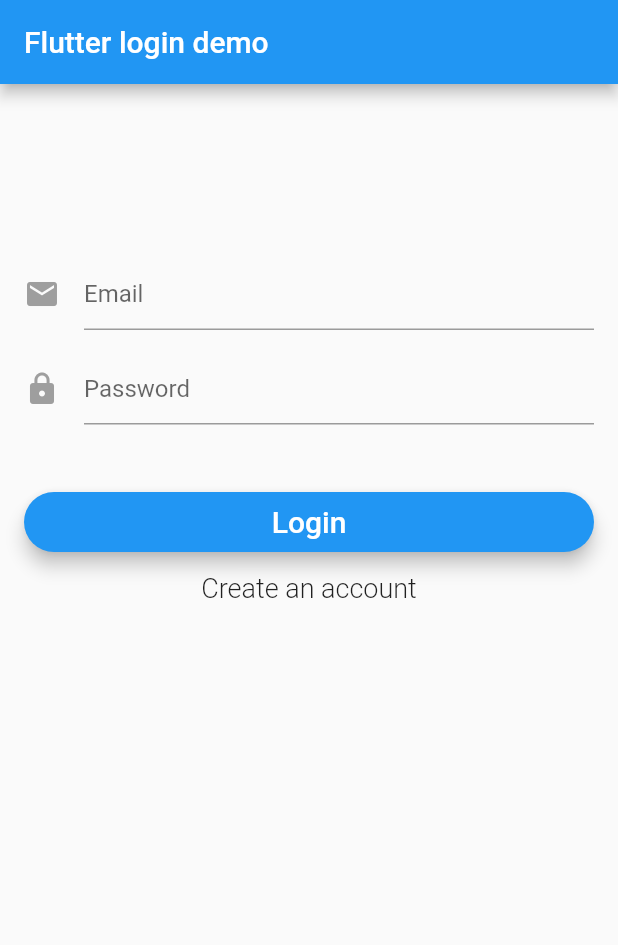
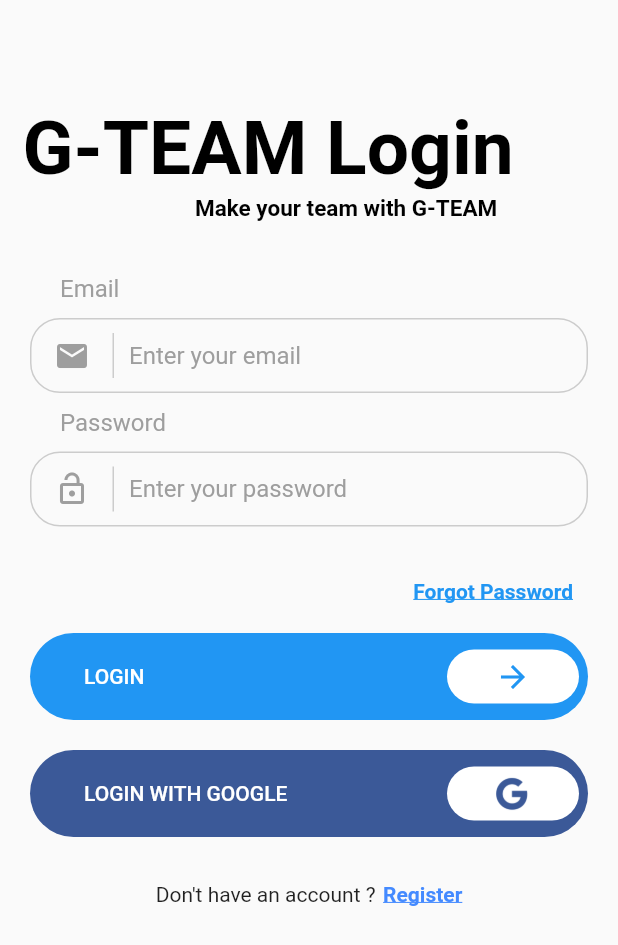
Before and after one commit to kkdh7609/Gteam, a Flutter app: the screen it shows after launch, on a phone screen of 412 x 824 dp. Shown: the top 945 px of the screen. Run offline on Flutter 3.47's test engine with Material 2 defaults, Android fonts, the phone set to English and light mode, and no system bars; our stand-ins replace firebase_auth; accounts and stored records are empty; Roboto replaces fonts that are missing (Montserrat).

Commit message:
Add Login & Sign-up

```diff
--- a/flutter_app/lib/login.dart
+++ b/flutter_app/lib/login.dart
@@ -1,22 +1,22 @@
 import "package:flutter/material.dart";
 import "package:flutter/widgets.dart";
 import "package:flutter/foundation.dart";
-import "package:gteams/authentication.dart";
-import "package:gteams/signup.dart";
+import "package:gteams/login_auth.dart";
+import "package:gteams/sign_up.dart";
 
-class LoginSignUpPage extends StatefulWidget{
-  LoginSignUpPage({this.auth, this.onSignedIn});
+class LoginPage extends StatefulWidget {
+  LoginPage({this.auth, this.onSignedIn});
 
   final BaseAuth auth;
   final VoidCallback onSignedIn;
 
   @override
-  State<StatefulWidget> createState() => new _LoginSignUpPageState();
+  _LoginPageState createState() => _LoginPageState();
 }
 
 enum FormMode {LOGIN, SIGNUP}
 
-class _LoginSignUpPageState extends State<LoginSignUpPage>{
+class _LoginPageState extends State<LoginPage> {
   final _formKey = new GlobalKey<FormState>();
 
   String _email;
@@ -29,6 +29,7 @@ class _LoginSignUpPageState extends State<LoginSignUpPage>{
 
   bool _validateAndSave(){
     final form = _formKey.currentState;
+
     if(form.validate()){
       form.save();
       return true;
@@ -86,138 +87,278 @@ class _LoginSignUpPageState extends State<LoginSignUpPage>{
   }
 
   @override
-  Widget build(BuildContext context){
+  Widget build(BuildContext context) {
     _isIos = Theme.of(context).platform == TargetPlatform.iOS;
+
     return new Scaffold(
-      appBar: new AppBar(
-        title: new Text("Flutter login demo"),
-      ),
-      body: Stack(
+        resizeToAvoidBottomPadding: false,
+        body: SingleChildScrollView(
+          child: new Form(
+            key: _formKey,
+            child : Column(
+              crossAxisAlignment: CrossAxisAlignment.start,
               children: <Widget>[
-          _showBody(),
-          _showCircularProgress(),
+                _showTitle(),
+                _showTextFieldTitle("Email"),
+                _showEmailTextField(),
+                _showTextFieldTitle("Password"),
+                _showPasswordTextField(),
+                SizedBox(height: 10.0),
+                _showFindPassword(),
+                _showLoginButton(),
+                _showGoogleLoginButton(),
+                SizedBox(height : 30.0),
+                _showRegisterSentence()
               ],
             )
-    );
-  }
-
-  Widget _showCircularProgress(){
-    if (_isLoading) {
-      return Center(child: CircularProgressIndicator());
-    }
-    return Container(height: 0.0, width: 0.0);
-  }
-
-  Widget _showBody(){
-    return new Container(
-      padding: EdgeInsets.all(16.0),
-      child: new Form(
-        key: _formKey,
-        child: new ListView(
-          shrinkWrap: true,
-          children: <Widget>[
-            _showEmailInput(),
-            _showPasswordInput(),
-            _showPrimaryButton(),
-            _showSecondaryButton(),
-            _showErrorMessage(),
-          ],
-        ),
+          )
         ),
     );
   }
 
-  Widget _showErrorMessage(){
-    if (_errorMessage.length > 0 && _errorMessage != null){
-      return new Text(
-        _errorMessage,
-        style: TextStyle(
-          fontSize: 13.0,
-          color: Colors.red,
-          height: 1.0,
-          fontWeight: FontWeight.w300),
+  Widget _showTitle(){
+    return Container(
+      child: Stack(
+          children: <Widget>[
+            Container(
+                padding: EdgeInsets.fromLTRB(15.0, 70.0, 0.0, 0.0),
+                child: Text('G-TEAM Login', style: TextStyle(fontSize: 50.0, fontWeight: FontWeight.bold, color: Colors.black))
+            ),
+            Container(
+                padding: EdgeInsets.fromLTRB(130.0, 130.0, 0.0, 35.0),
+                child: Text('Make your team with G-TEAM', style: TextStyle(fontSize: 15.0, fontWeight: FontWeight.bold, color: Colors.black))
+            ),
+          ]
+      ),
     );
   }
-    else{
-      return new Container(
-        height: 0.0,
+
+  Widget _showTextFieldTitle(String title){
+    return  Padding(
+      padding: const EdgeInsets.only(left: 40.0),
+      child: Text(
+        title,
+        style: TextStyle(color: Colors.grey, fontSize: 16.0),
+      ),
     );
   }
-  }
 
-  Widget _showEmailInput(){
-    return Padding(
-      padding: const EdgeInsets.fromLTRB(0.0, 100.0, 0.0, 0.0),
+  Widget _showEmailTextField(){
+    return Container(
+      decoration: BoxDecoration(
+        border: Border.all(
+          color: Colors.grey.withOpacity(0.5),
+          width: 1.0,
+        ),
+        borderRadius: BorderRadius.circular(20.0),
+      ),
+      margin:
+      const EdgeInsets.symmetric(vertical: 10.0, horizontal: 20.0),
+      child: Row(
+        children: <Widget>[
+          new Padding(
+            padding:
+            EdgeInsets.symmetric(vertical: 10.0, horizontal: 15.0),
+            child: Icon(
+              Icons.email,
+              color: Colors.grey,
+            ),
+          ),
+          Container(
+            height: 30.0,
+            width: 1.0,
+            color: Colors.grey.withOpacity(0.5),
+            margin: const EdgeInsets.only(left: 00.0, right: 10.0),
+          ),
+          new Expanded(
             child: new TextFormField(
               maxLines: 1,
               keyboardType: TextInputType.emailAddress,
               autofocus: false,
-        decoration: new InputDecoration(
-          hintText: "Email",
-          icon: new Icon(
-            Icons.mail,
-            color: Colors.grey
+              decoration: InputDecoration(
+                border: InputBorder.none,
+                hintText: 'Enter your email',
+                hintStyle: TextStyle(color: Colors.grey),
+              ),
+              validator: (value) { return value.isEmpty ? "Email can\'t be empty" : null; },
+              onSaved: (value) { _email = value; },
+            ),
           )
-        ),
-        validator: (value) => value.isEmpty ? "Email can\'t be empty" : null,
-        onSaved: (value) => _email = value.trim(),
+        ],
       ),
     );
   }
 
-  Widget _showPasswordInput(){
-    return Padding(
-      padding: const EdgeInsets.fromLTRB(0.0, 15.0, 0.0, 0.0),
-      child: new TextFormField(
+  Widget _showPasswordTextField(){
+    return Container(
+      decoration: BoxDecoration(
+        border: Border.all(
+          color: Colors.grey.withOpacity(0.5),
+          width: 1.0,
+        ),
+        borderRadius: BorderRadius.circular(20.0),
+      ),
+      margin:
+      const EdgeInsets.symmetric(vertical: 10.0, horizontal: 20.0),
+      child: Row(
+        children: <Widget>[
+          new Padding(
+            padding:
+            EdgeInsets.symmetric(vertical: 10.0, horizontal: 15.0),
+            child: Icon(
+              Icons.lock_open,
+              color: Colors.grey,
+            ),
+          ),
+          Container(
+            height: 30.0,
+            width: 1.0,
+            color: Colors.grey.withOpacity(0.5),
+            margin: const EdgeInsets.only(left: 00.0, right: 10.0),
+          ),
+          new Expanded(
+            child: TextFormField(
               maxLines: 1,
               obscureText: true,
               autofocus: false,
-        decoration: new InputDecoration(
-            hintText: "Password",
-            icon: new Icon(
-                Icons.lock,
-                color: Colors.grey
-            )
+              decoration: InputDecoration(
+                border: InputBorder.none,
+                hintText: 'Enter your password',
+                hintStyle: TextStyle(color: Colors.grey),
               ),
               validator: (value) => value.isEmpty ? "Email can\'t be empty" : null,
               onSaved: (value) => _password = value.trim(),
             ),
+          )
+        ],
+      ),
     );
   }
 
-  Widget _showSecondaryButton(){
-    return new FlatButton(
-      child: _formMode == FormMode.LOGIN
-          ?
-          new Text("Create an account",
-          style: new TextStyle(fontSize: 18.0, fontWeight: FontWeight.w300))
-          :
-          new Text("Have an account? Sign in",
-          style: new TextStyle(fontSize: 18.0, fontWeight: FontWeight.w300)),
-    onPressed: (){Navigator.push(
-        context, MaterialPageRoute(builder: (context)=>SignUp())
-        );
-      }
+  Widget _showFindPassword(){
+    return Container(
+      alignment: Alignment(1.0, 1.0),
+      padding: EdgeInsets.only(top: 15.0, right: 30.0),
+      child: InkWell(
+          child: Text('Forgot Password', style: TextStyle(color: Colors.blue, fontWeight: FontWeight.bold, fontFamily: 'Montserrat', decoration: TextDecoration.underline))
+      ),
     );
   }
 
-  Widget _showPrimaryButton(){
-    return new Padding(
-      padding: EdgeInsets.fromLTRB(0.0, 45.0, 0.0, 0.0),
-      child: SizedBox(
-        height: 40.0,
-        child: new RaisedButton(
-          elevation: 5.0,
-          shape: new RoundedRectangleBorder(borderRadius: new BorderRadius.circular(30.0)),
+  Widget _showLoginButton(){
+    return Container(
+      margin: const EdgeInsets.only(top: 20.0),
+      padding: const EdgeInsets.only(left: 20.0, right: 20.0),
+      child: new Row(
+        children: <Widget>[
+          new Expanded(
+            child: FlatButton(
+              shape: new RoundedRectangleBorder(
+                  borderRadius: new BorderRadius.circular(30.0)),
+              splashColor: Colors.blue,
               color: Colors.blue,
-          child: _formMode == FormMode.LOGIN
-              ?
-              new Text("Login", style: new TextStyle(fontSize: 20.0, color: Colors.white))
-              :
-              new Text("Create account", style: new TextStyle(fontSize: 20.0, color: Colors.white)),
+              child: new Row(
+                children: <Widget>[
+                  new Padding(
+                    padding: const EdgeInsets.only(left: 20.0),
+                    child: Text(
+                      "LOGIN",
+                      style: TextStyle(color: Colors.white),
+                    ),
+                  ),
+                  new Expanded(
+                    child: Container(),
+                  ),
+                  new Transform.translate(
+                    offset: Offset(15.0, 0.0),
+                    child: new Container(
+                      padding: const EdgeInsets.all(5.0),
+                      child: FlatButton(
+                        shape: new RoundedRectangleBorder(
+                            borderRadius:
+                            new BorderRadius.circular(28.0)),
+                        splashColor: Colors.white,
+                        color: Colors.white,
+                        child: Icon(
+                          Icons.arrow_forward,
+                          color: Colors.blue,
+                        ),
                         onPressed: _validateAndSubmit,
                       ),
+                    ),
                   )
+                ],
+              ),
+              onPressed: _validateAndSubmit,
+              //onPressed: () { Navigator.push(context, MaterialPageRoute(builder: (context)=>SignUpPage())); },
+            ),
+          ),
+        ],
+      ),
+    );
+  }
+
+  Widget _showGoogleLoginButton(){
+    return Container(
+      margin: const EdgeInsets.only(top: 20.0),
+      padding: const EdgeInsets.only(left: 20.0, right: 20.0),
+      child: new Row(
+        children: <Widget>[
+          new Expanded(
+            child: FlatButton(
+              shape: new RoundedRectangleBorder(
+                  borderRadius: new BorderRadius.circular(30.0)),
+              splashColor: Color(0xff3B5998),
+              color: Color(0xff3B5998),
+              child: new Row(
+                children: <Widget>[
+                  new Padding(
+                    padding: const EdgeInsets.only(left: 20.0),
+                    child: Text(
+                      "LOGIN WITH GOOGLE",
+                      style: TextStyle(color: Colors.white),
+                    ),
+                  ),
+                  new Expanded(
+                    child: Container(),
+                  ),
+                  new Transform.translate(
+                    offset: Offset(15.0, 0.0),
+                    child: new Container(
+                      padding: const EdgeInsets.all(5.0),
+                      child: FlatButton(
+                        shape: new RoundedRectangleBorder(
+                            borderRadius:
+                            new BorderRadius.circular(28.0)),
+                        splashColor: Colors.white,
+                        color: Colors.white,
+                        child: ImageIcon(
+                            AssetImage('assets/google.png'), color: Color(0xff3B5998)),
+                        onPressed: () => {},
+                      ),
+                    ),
+                  )
+                ],
+              ),
+              onPressed: () => {},
+            ),
+          ),
+        ],
+      ),
+    );
+  }
+
+  Widget _showRegisterSentence(){
+    return Row(
+      mainAxisAlignment: MainAxisAlignment.center,
+      children: <Widget>[
+        Text('Don\'t have an account ?', style: TextStyle(fontFamily: 'Montserrat')),
+        SizedBox(width: 5.0),
+        InkWell(
+            onTap: () { Navigator.push(context, MaterialPageRoute(builder: (context)=>SignUpPage())); },
+            child: Text('Register', style: TextStyle(color: Colors.blueAccent, fontFamily: 'Montserrat', fontWeight: FontWeight.bold, decoration: TextDecoration.underline))
+        )
+      ],
     );
   }
 }
--- a/flutter_app/lib/main.dart
+++ b/flutter_app/lib/main.dart
@@ -1,5 +1,5 @@
 import 'package:flutter/material.dart';
-import 'package:gteams/authentication.dart';
+import 'package:gteams/login_auth.dart';
 import 'package:gteams/root_page.dart';
 
 void main() => runApp(MyApp());
--- a/flutter_app/lib/root_page.dart
+++ b/flutter_app/lib/root_page.dart
@@ -1,7 +1,7 @@
 import 'package:flutter/material.dart';
+import 'package:gteams/login_auth.dart';
+import 'package:gteams/settings.dart';
 import 'package:gteams/login.dart';
-import 'package:gteams/authentication.dart';
-import 'package:gteams/settings.dart';
 
 class RootPage extends StatefulWidget{
   RootPage({this.auth});
@@ -32,7 +32,6 @@ class _RootPageState extends State<RootPage>{
         }
         authStatus = AuthStatus.NOT_LOGGED_IN;
         // user?.uid == null ? AuthStatus.NOT_LOGGED_IN : AuthStatus.LOGGED_IN;
-
       });
     });
   }
@@ -70,18 +69,21 @@ class _RootPageState extends State<RootPage>{
       case AuthStatus.NOT_DETERMINED:
         return _buildWaitingScreen();
         break;
+
       case AuthStatus.NOT_LOGGED_IN:
-        return new LoginSignUpPage(
+        return new LoginPage(
           auth: widget.auth,
           onSignedIn: _onLoggedIn,
         );
         break;
+
       case AuthStatus.LOGGED_IN:
         if (_userId.length > 0 && _userId != null){
-          return new settings(onSignedOut: _onSignedOut,);
+          return new SettingPage(onSignedOut: _onSignedOut,);
         }
         else return _buildWaitingScreen();
         break;
+
       default:
         return _buildWaitingScreen();
     }
--- a/flutter_app/pubspec.yaml
+++ b/flutter_app/pubspec.yaml
@@ -20,6 +20,7 @@ dependencies:
   flutter:
     sdk: flutter
   firebase_auth: ^0.14.0+5
+  grouped_buttons: ^1.0.4
 
   # The following adds the Cupertino Icons font to your application.
   # Use with the CupertinoIcons class for iOS style icons.
@@ -35,6 +36,8 @@ dev_dependencies:
 
 # The following section is specific to Flutter.
 flutter:
+  assets:
+    - assets/google.png
 
   # The following line ensures that the Material Icons font is
   # included with your application, so that you can use the icons in
```
Also changed, not shown: flutter_app/lib/settings.dart (+10 -12 lines), flutter_app/lib/sign_up.dart (added, +164 -0 lines), flutter_app/lib/signup.dart (deleted, +0 -18 lines), flutter_app/assets/google.png (added), flutter_app/assets/milkyway.jpg (added), flutter_app/lib/login_auth.dart (renamed from flutter_app/lib/authentication.dart), flutter_app/pubspec.lock. Lines whose indentation alone changed are shown as unchanged.
